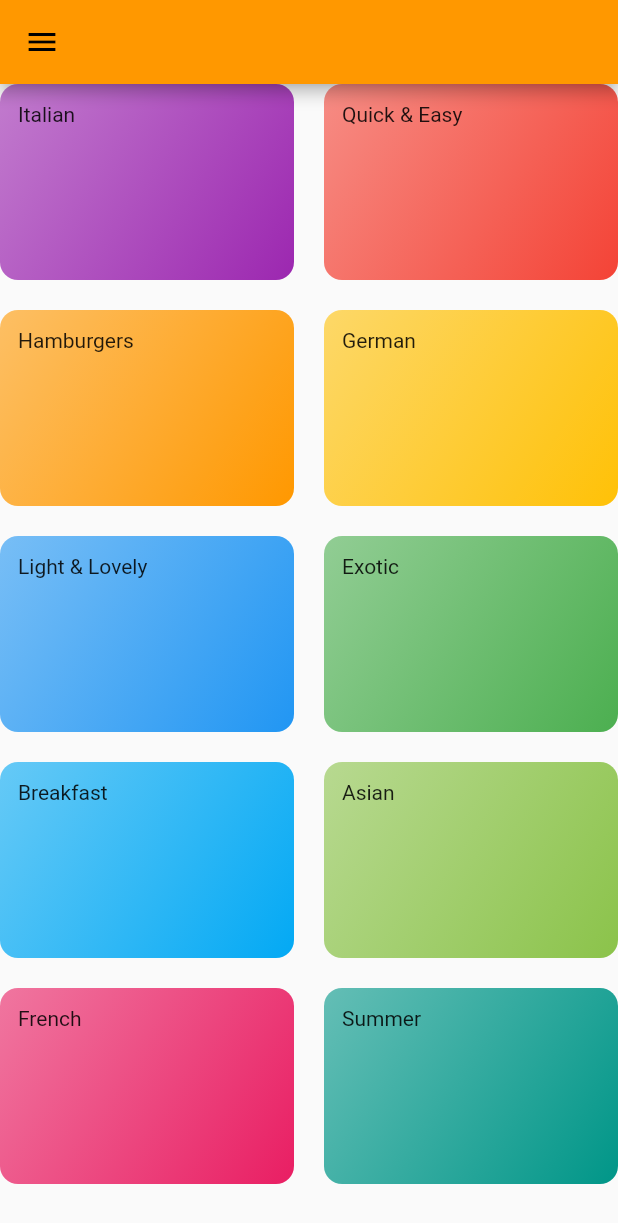
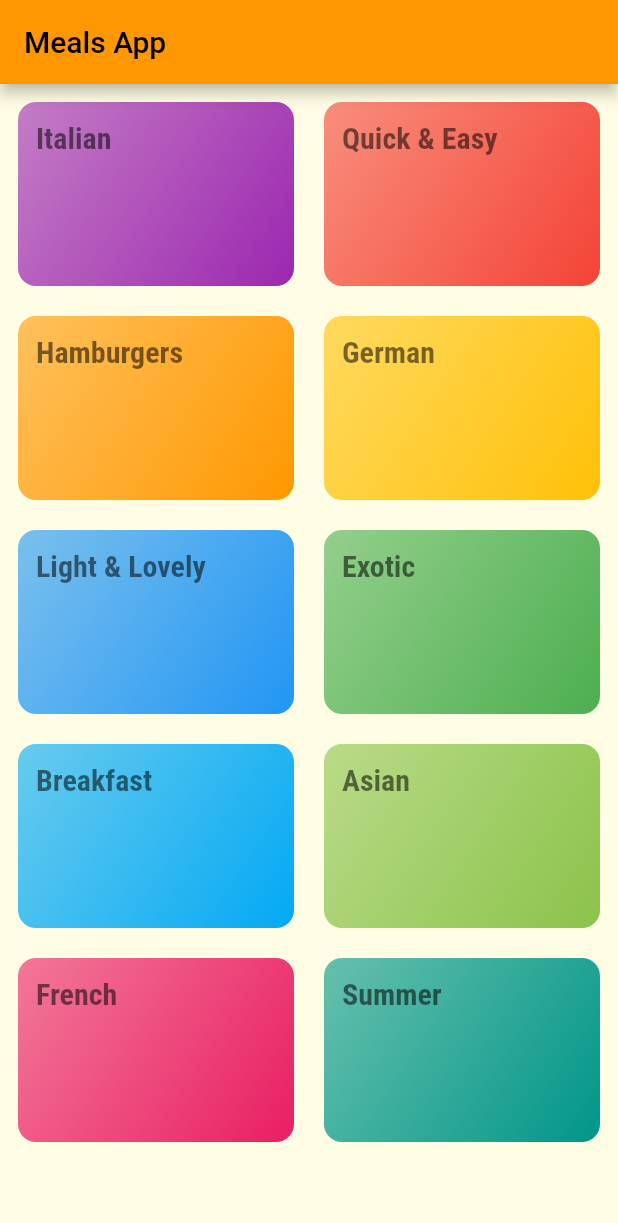
Before and after one commit to IqmanS/flutter-meals-app, a Flutter app: the screen it shows after launch, on a phone screen of 412 x 824 dp. Shown: the top 1223 px of the screen. Run offline on Flutter 3.47's test engine with Material 2 defaults, Android fonts, the phone set to English and light mode, and no system bars.

Commit message:
flutter_meals_app

```diff
--- a/lib/categories_screen.dart
+++ b/lib/categories_screen.dart
@@ -9,7 +9,12 @@ class CategoriesScreen extends StatelessWidget {
 
   @override
   Widget build(BuildContext context) {
-    return GridView(
+    return Scaffold(
+      appBar: AppBar(
+        title: Text("Meals App"),
+      ),
+      body: GridView(
+        padding: const EdgeInsets.all(12),
         gridDelegate: const SliverGridDelegateWithMaxCrossAxisExtent(
           maxCrossAxisExtent: 200,
           childAspectRatio: 3 / 2,
@@ -17,9 +22,10 @@ class CategoriesScreen extends StatelessWidget {
           mainAxisSpacing: 20,
         ),
         children: DUMMY_CATEGORIES
-          .map((catData) =>
-              CategoryItem(title: catData.title, color: catData.color))
+            .map((catData) => CategoryItem(
+                id: catData.id, title: catData.title, color: catData.color))
             .toList(),
+      ),
     );
   }
 }
--- a/lib/category_item.dart
+++ b/lib/category_item.dart
@@ -1,15 +1,36 @@
 import 'package:flutter/material.dart';
 import 'package:flutter/src/widgets/container.dart';
 import 'package:flutter/src/widgets/framework.dart';
+import 'package:meals_app/meals_screen.dart';
 
 class CategoryItem extends StatelessWidget {
+  final String id;
   final String title;
   final Color color;
-  const CategoryItem({super.key, required this.title, required this.color});
+  const CategoryItem(
+      {super.key, required this.title, required this.color, required this.id});
+
+  void selectCategory(BuildContext ctx, String categoryId, String categoryTitle,
+      Color categoryColor) {
+    Navigator.of(ctx).push(
+      MaterialPageRoute(
+        builder: (_) {
+          return MealsScreen(
+            categoryId: categoryId,
+            categoryTitle: categoryTitle,
+            categoryColor: categoryColor,
+          );
+        },
+      ),
+    );
+  }
 
   @override
   Widget build(BuildContext context) {
-    return Container(
+    return InkWell(
+      borderRadius: BorderRadius.circular(12),
+      splashColor: Theme.of(context).primaryColor,
+      child: Container(
         padding: const EdgeInsets.all(12),
         decoration: BoxDecoration(
             gradient: LinearGradient(
@@ -18,7 +39,9 @@ class CategoryItem extends StatelessWidget {
               end: Alignment.bottomRight,
             ),
             borderRadius: BorderRadius.circular(12)),
-      child: Text(title),
+        child: Text(title, style: Theme.of(context).textTheme.headline1),
+      ),
+      onTap: () => selectCategory(context, id, title, color),
     );
   }
 }
--- a/lib/main.dart
+++ b/lib/main.dart
@@ -14,27 +14,24 @@ class MyApp extends StatelessWidget {
       debugShowCheckedModeBanner: false,
       theme: ThemeData(
         primarySwatch: Colors.orange,
+        canvasColor: const Color.fromRGBO(255, 254, 229, 1),
         drawerTheme: DrawerThemeData(backgroundColor: Colors.orange.shade200),
+        fontFamily: 'Raleway',
+        textTheme: ThemeData.light().textTheme.copyWith(
+            bodyText1: const TextStyle(
+              color: Color.fromRGBO(20, 51, 51, 1),
+            ),
+            bodyText2: const TextStyle(
+              color: Color.fromRGBO(20, 51, 51, 1),
+            ),
+            headline1: const TextStyle(
+              fontSize: 20,
+              fontFamily: 'RobotoCondensed',
+              fontWeight: FontWeight.bold,
+              color: Colors.black54,
+            )),
       ),
-      home: const MyHomePage(),
+      home: const CategoriesScreen(),
     );
   }
 }
-
-class MyHomePage extends StatefulWidget {
-  const MyHomePage({super.key});
-
-  @override
-  State<MyHomePage> createState() => _MyHomePageState();
-}
-
-class _MyHomePageState extends State<MyHomePage> {
-  @override
-  Widget build(BuildContext context) {
-    return Scaffold(
-      appBar: AppBar(),
-      drawer: Drawer(),
-      body: CategoriesScreen(),
-    );
-  }
-}
--- a/lib/models/category.dart
+++ b/lib/models/category.dart
@@ -4,5 +4,6 @@ class Category {
   final String id;
   final String title;
   final Color color;
-  Category({required this.id, required this.title, this.color = Colors.amber});
+  const Category(
+      {required this.id, required this.title, this.color = Colors.amber});
 }
```
Also changed, not shown: lib/meals_screen.dart (added, +27 -0 lines), pubspec.yaml (+20 -16 lines), assets/fonts/Raleway-Black.ttf (added), assets/fonts/Raleway-Bold.ttf (added), assets/fonts/Raleway-Regular.ttf (added), assets/fonts/RobotoCondensed-Bold.ttf (added), assets/fonts/RobotoCondensed-Italic.ttf (added), assets/fonts/RobotoCondensed-Light.ttf (added), assets/fonts/RobotoCondensed-Regular.ttf (added). Lines whose indentation alone changed are shown as unchanged.
